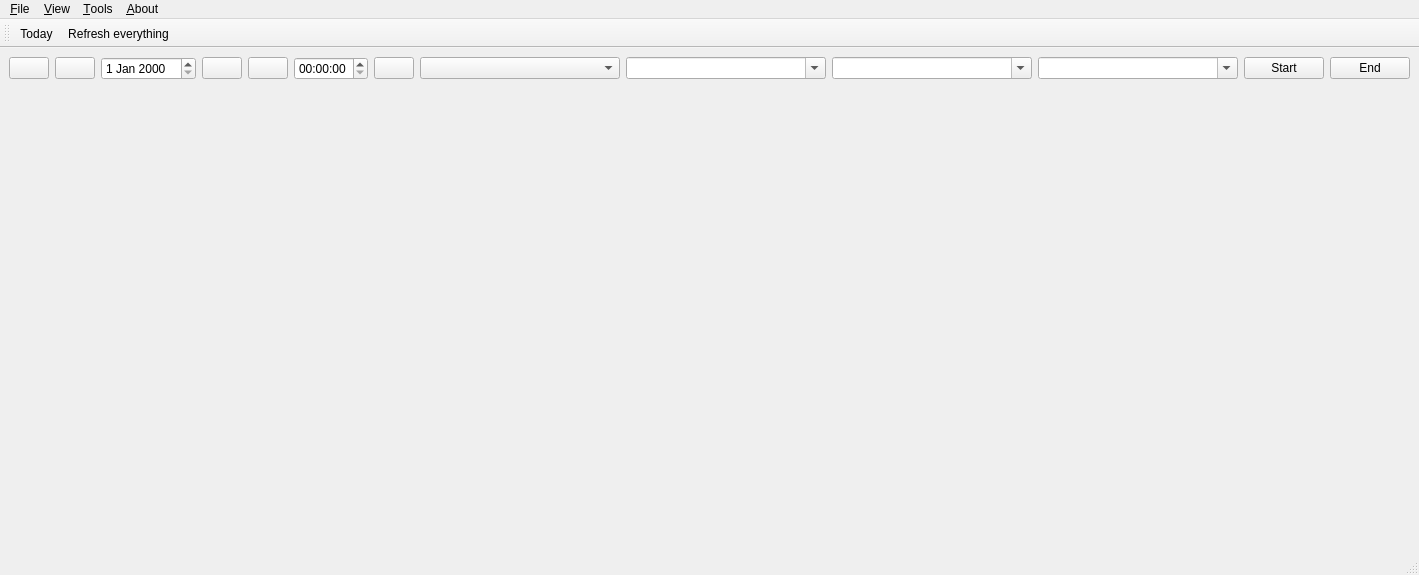
QtWorks/QtZeiterfassung, file zeiterfassungguilib/mainwindow.ui: the form before one commit.
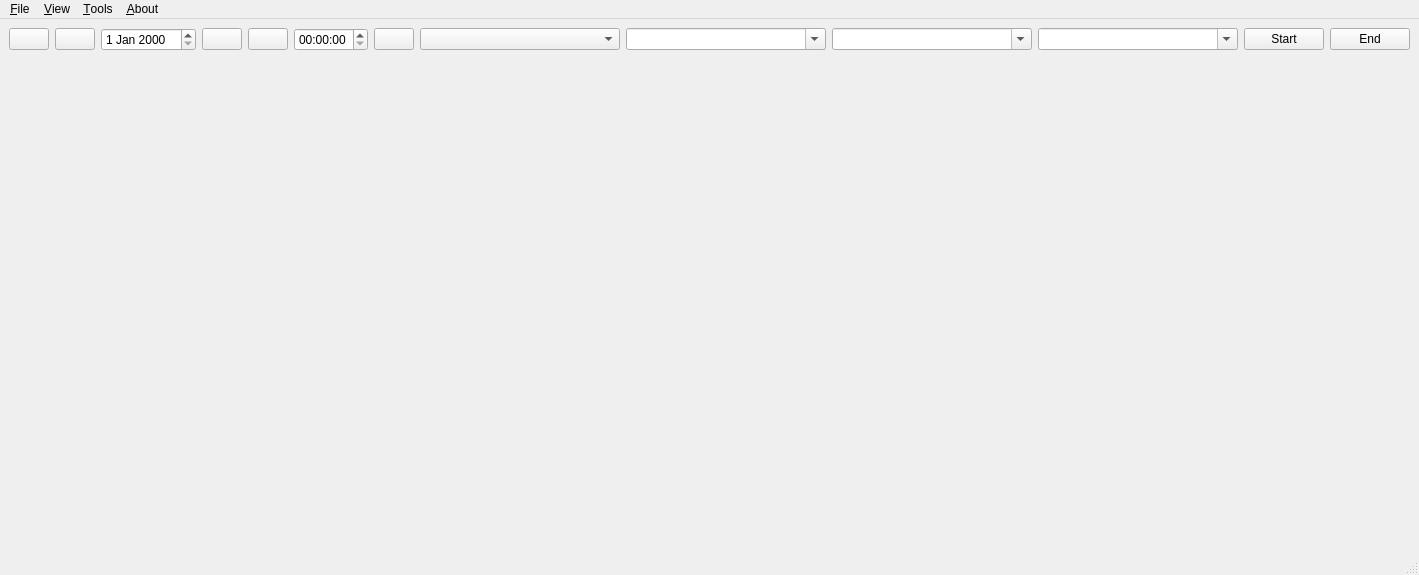
The form after the commit. Icons and pictures are not drawn.

Commit message: Removed toolbar from mainwindow

The edit to the form file:
```diff
--- a/zeiterfassungguilib/mainwindow.ui
+++ b/zeiterfassungguilib/mainwindow.ui
@@ -211,7 +211,7 @@
          <x>0</x>
          <y>0</y>
          <width>1393</width>
-         <height>428</height>
+         <height>467</height>
         </rect>
        </property>
        <layout class="QHBoxLayout" name="layoutWeek"/>
@@ -262,16 +262,6 @@
    <addaction name="menuTools"/>
    <addaction name="menuAbout"/>
   </widget>
-  <widget class="QToolBar" name="mainToolBar">
-   <attribute name="toolBarArea">
-    <enum>TopToolBarArea</enum>
-   </attribute>
-   <attribute name="toolBarBreak">
-    <bool>false</bool>
-   </attribute>
-   <addaction name="actionToday"/>
-   <addaction name="actionRefresh"/>
-  </widget>
   <widget class="QStatusBar" name="statusbar"/>
   <action name="actionQuit">
    <property name="icon">
```
The commit also changes 3 other files.
